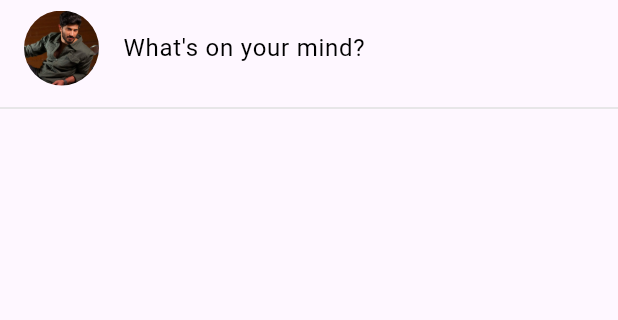
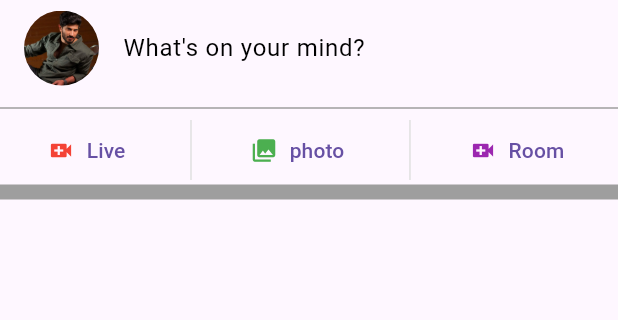
Before and after one commit to am-niz/face_book_clone_flutter, a Flutter app: the screen it shows after launch, on a phone screen of 412 x 824 dp, the part 84-404 px from its top. Run offline on Flutter 3.47's test engine with Material 3 defaults, Android fonts, the phone set to English and light mode, and no system bars.

Commit message:
header_button_section completed

```diff
--- a/lib/home.dart
+++ b/lib/home.dart
@@ -1,5 +1,7 @@
+import 'package:facebook_clone/sections/header_button_section.dart';
 import 'package:facebook_clone/sections/status.dart';
 import 'package:facebook_clone/widgets/app_bar_button.dart';
+import 'package:facebook_clone/widgets/divider.dart';
 import 'package:flutter/material.dart';
 
 class Home extends StatelessWidget {
@@ -36,10 +38,9 @@ class Home extends StatelessWidget {
         body: ListView(
           children: <Widget>[
             StatusSection(),
-            Divider(
-              thickness: 1,
-              color: Colors.grey[300],
-            ),
+            MainDivider(thickness: 1, dividerColor: Colors.grey,),
+            HeaderButtonSection(),
+            MainDivider(thickness: 10, dividerColor: Colors.grey)
           ],
         ),
       ),
--- /dev/null
+++ b/lib/sections/header_button_section.dart
@@ -0,0 +1,69 @@
+import 'package:flutter/material.dart';
+import 'package:flutter/widgets.dart';
+
+class HeaderButtonSection extends StatelessWidget {
+  const HeaderButtonSection({super.key});
+
+  Widget headerButton({
+    required String buttonText,
+    required IconData buttonIcon,
+    required void Function() buttonAction,
+    required Color buttonColor,
+  }) {
+    return TextButton.icon(
+      onPressed: buttonAction,
+      icon: Icon(
+        buttonIcon,
+        color: buttonColor,
+      ),
+      label: Text(buttonText),
+    );
+  }
+
+  Widget headDivider({required double thickness, required Color dividerColor}) {
+    return VerticalDivider(
+      thickness: 1,
+      color: Colors.grey[300],
+    );
+  }
+
+  @override
+  Widget build(BuildContext context) {
+    return Container(
+      height: 40,
+      child: Row(
+        mainAxisAlignment: MainAxisAlignment.spaceEvenly,
+        children: [
+          headerButton(
+              buttonAction: () {
+                print("Livebuttonclicked..");
+              },
+              buttonText: "Live",
+              buttonIcon: Icons.video_call,
+              buttonColor: Colors.red),
+          headDivider(
+            thickness: 1,
+            dividerColor: Colors.grey,
+          ),
+          headerButton(
+            buttonAction: () {
+              print("Photobuttonclicked..");
+            },
+            buttonText: "photo",
+            buttonIcon: Icons.photo_library,
+            buttonColor: Colors.green,
+          ),
+          headDivider(thickness: 1, dividerColor: Colors.grey),
+          headerButton(
+            buttonAction: () {
+              print("Roombuttonclicked..");
+            },
+            buttonText: "Room",
+            buttonIcon: Icons.video_call,
+            buttonColor: Colors.purple,
+          ),
+        ],
+      ),
+    );
+  }
+}
--- /dev/null
+++ b/lib/widgets/divider.dart
@@ -0,0 +1,17 @@
+import 'package:flutter/material.dart';
+
+class MainDivider extends StatelessWidget {
+  final double thickness;
+  final Color dividerColor;
+
+  const MainDivider(
+      {super.key, required this.thickness, required this.dividerColor});
+
+  @override
+  Widget build(BuildContext context) {
+    return Divider(
+      thickness: thickness,
+      color: dividerColor,
+    );
+  }
+}
```
